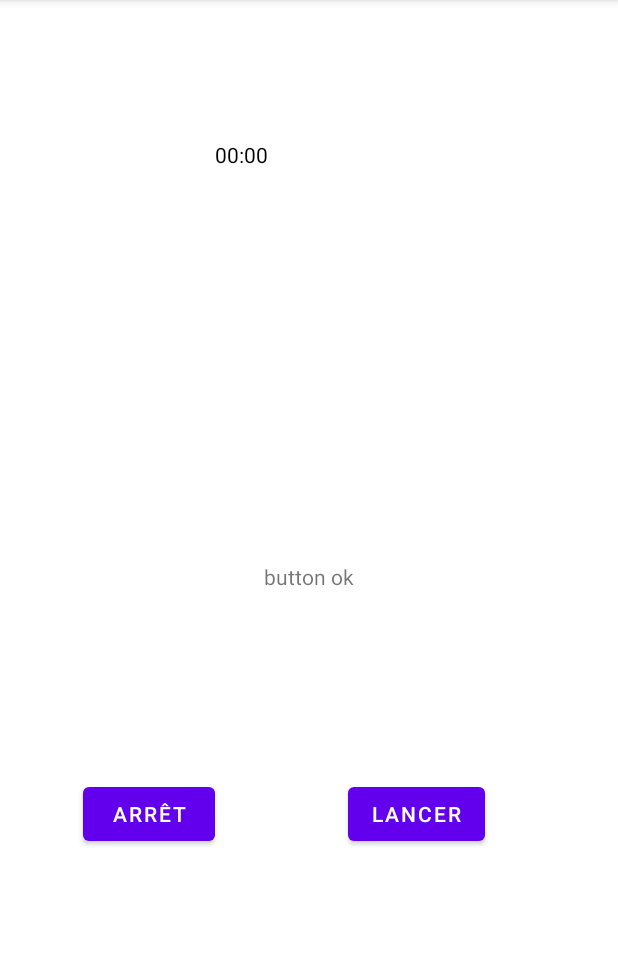
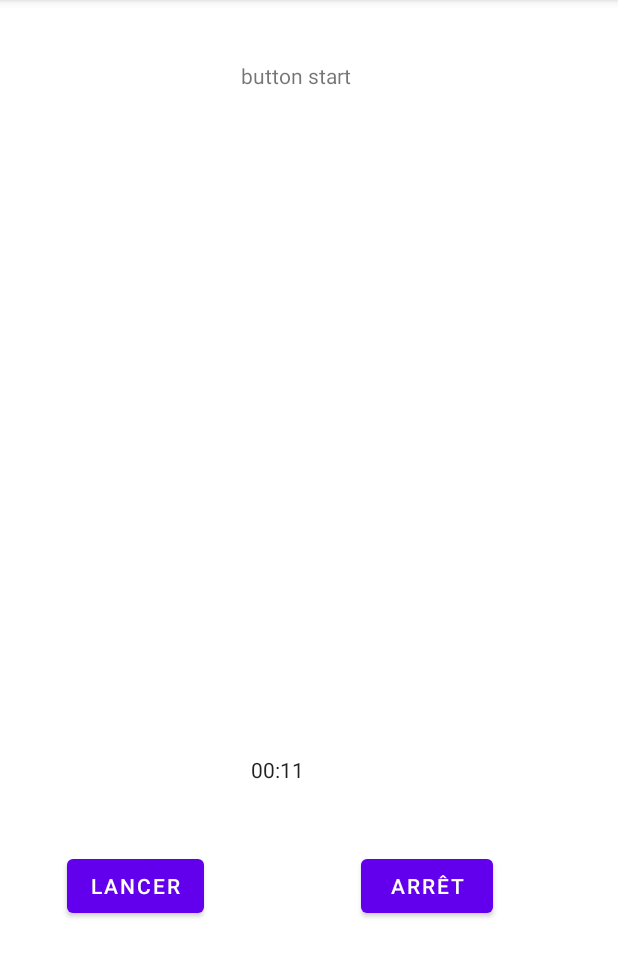
Before and after one commit to CBarneron/android_studio, an Android app: the screen it shows after launch (MainActivity), after a tap on "LANCER", on a phone screen of 412 x 824 dp, the part 84-1061 px from its top. Run offline under Robolectric (Android 15) with nearby library versions, the phone set to English and light mode, and no system bars; 1 other tap on this screen came first.

Commit message:
chronometer test1

```diff
--- a/app/src/main/java/com/example/crhonoengine/MainActivity.java
+++ b/app/src/main/java/com/example/crhonoengine/MainActivity.java
@@ -6,6 +6,7 @@ import android.content.Context;
 import android.os.Bundle;
 import android.view.View;
 import android.widget.Button;
+import android.widget.Chronometer;
 import android.widget.TextView;
 
 public class MainActivity extends AppCompatActivity {
@@ -14,6 +15,7 @@ public class MainActivity extends AppCompatActivity {
     protected void onCreate(Bundle savedInstanceState) {
         super.onCreate(savedInstanceState);
         setContentView(R.layout.activity_main);
+
         TextView titre = (TextView) findViewById(R.id.nom);
         titre.setText(" hello");
 
@@ -21,16 +23,22 @@ public class MainActivity extends AppCompatActivity {
         Button btn_start = (Button) findViewById(R.id.btn_start);
         btn_start.setOnClickListener(new View.OnClickListener() {
             public void onClick(View v) {
-                titre.setText("button ok");
+                titre.setText("button start");
+
 
             }
         });
         Button btn_stop =(Button) findViewById(R.id.btn_stop);
         btn_stop.setOnClickListener(new View.OnClickListener() {
              public void onClick(View v){
-                titre.setText("button ok");
+                titre.setText("button stop");
             }
             });
+        Chronometer chronometer =(Chronometer) findViewById(R.id.chronometer);
+        chronometer.start();
+
+
+
 
 
     }
--- a/app/src/main/res/layout/activity_main.xml
+++ b/app/src/main/res/layout/activity_main.xml
@@ -14,10 +14,10 @@
         android:text="Arrêt"
         app:layout_constraintBottom_toBottomOf="parent"
         app:layout_constraintEnd_toEndOf="parent"
-        app:layout_constraintHorizontal_bias="0.17"
+        app:layout_constraintHorizontal_bias="0.743"
         app:layout_constraintStart_toStartOf="parent"
         app:layout_constraintTop_toTopOf="parent"
-        app:layout_constraintVertical_bias="0.72"
+        app:layout_constraintVertical_bias="0.787"
         tools:ignore="MissingConstraints" />
 
     <Button
@@ -26,23 +26,23 @@
         android:layout_height="wrap_content"
         android:text="Lancer"
         app:layout_constraintBottom_toBottomOf="parent"
-        app:layout_constraintEnd_toEndOf="parent"
-        app:layout_constraintStart_toEndOf="@+id/btn_stop"
+        app:layout_constraintEnd_toStartOf="@+id/btn_stop"
+        app:layout_constraintHorizontal_bias="0.3"
+        app:layout_constraintStart_toStartOf="parent"
         app:layout_constraintTop_toTopOf="parent"
-        app:layout_constraintVertical_bias="0.72"
+        app:layout_constraintVertical_bias="0.787"
         tools:ignore="MissingConstraints" />
 
     <Chronometer
-        android:id="@+id/chronometer2"
-        android:layout_width="92dp"
-        android:layout_height="55dp"
-        android:textColor="@color/black"
+        android:id="@+id/chronometer"
+        android:layout_width="wrap_content"
+        android:layout_height="wrap_content"
         app:layout_constraintBottom_toBottomOf="parent"
         app:layout_constraintEnd_toEndOf="parent"
-        app:layout_constraintHorizontal_bias="0.448"
+        app:layout_constraintHorizontal_bias="0.445"
         app:layout_constraintStart_toStartOf="parent"
         app:layout_constraintTop_toTopOf="parent"
-        app:layout_constraintVertical_bias="0.131" />
+        app:layout_constraintVertical_bias="0.672" />
 
     <TextView
         android:id="@+id/nom"
@@ -51,8 +51,10 @@
         android:text="Chronotron"
         app:layout_constraintBottom_toBottomOf="parent"
         app:layout_constraintEnd_toEndOf="parent"
+        app:layout_constraintHorizontal_bias="0.475"
         app:layout_constraintStart_toStartOf="parent"
-        app:layout_constraintTop_toTopOf="parent" />
+        app:layout_constraintTop_toTopOf="parent"
+        app:layout_constraintVertical_bias="0.054" />
 
 
 </androidx.constraintlayout.widget.ConstraintLayout>
```
